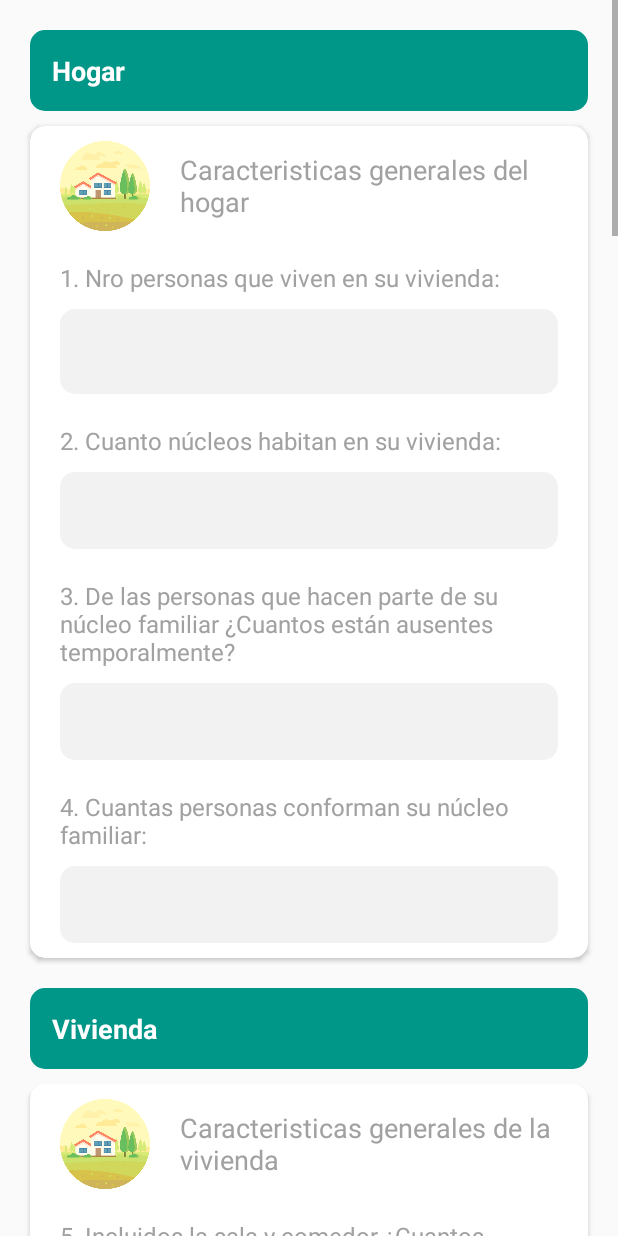
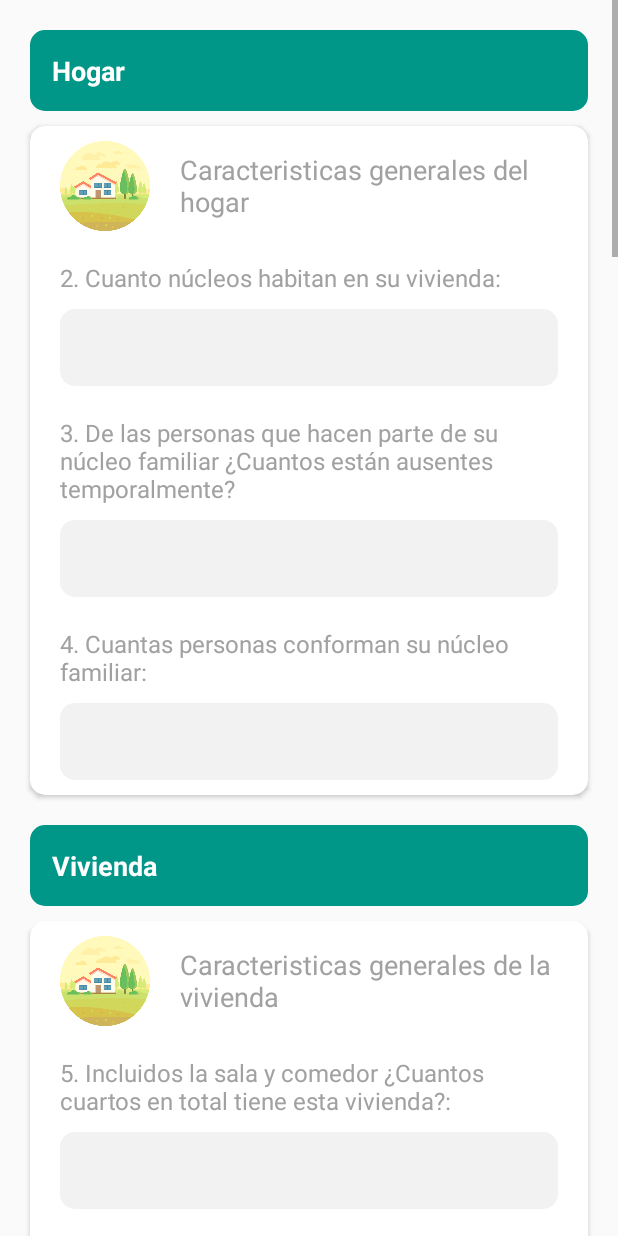
Before and after one commit to devannyApp/FASCUP_APP, an Android app: the layout activity_form_iii.xml on its own in the app's theme, with its tools: preview values and no code run, on a phone screen of 412 x 824 dp. Run offline under Robolectric (Android 15) with nearby library versions, the phone set to English and light mode, and no system bars; network calls fail.

Commit message:
04 de abril 2018 giovanny

```diff
--- a/app/build.gradle
+++ b/app/build.gradle
@@ -19,7 +19,7 @@ android {
 }
 
 dependencies {
-    implementation fileTree(dir: 'libs', include: ['*.jar'])
+    implementation fileTree(include: ['*.jar'], dir: 'libs')
     implementation 'com.android.support:appcompat-v7:26.1.0'
     implementation 'com.android.support.constraint:constraint-layout:1.0.2'
     testImplementation 'junit:junit:4.12'
--- a/app/src/main/res/layout/activity_form_iii.xml
+++ b/app/src/main/res/layout/activity_form_iii.xml
@@ -85,28 +85,6 @@
                         android:orientation="vertical">
 
                         <TextView
-                            android:id="@+id/textView3"
-                            android:layout_width="wrap_content"
-                            android:layout_height="wrap_content"
-                            android:layout_gravity="center_vertical"
-                            android:layout_marginTop="20dp"
-                            android:text="1. Nro personas que viven en su vivienda:"
-                            android:textColor="#a1a1a1"
-                            android:textSize="16sp" />
-
-                        <EditText
-                            android:id="@+id/hv_nro_habitantes_casa"
-                            android:layout_width="match_parent"
-                            android:layout_height="wrap_content"
-                            android:background="@drawable/edittextstyle"
-                            android:ems="10"
-                            android:inputType="number"
-                            android:textColor="#6b6b6b"
-                            android:textSize="20sp"
-                            android:layout_marginTop="10dp"
-                            android:visibility="visible" />
-
-                        <TextView
                             android:id="@+id/textView4"
                             android:layout_width="wrap_content"
                             android:layout_height="wrap_content"
@@ -142,12 +120,12 @@
                             android:id="@+id/hv_persona_ausentes"
                             android:layout_width="match_parent"
                             android:layout_height="wrap_content"
+                            android:layout_marginTop="10dp"
                             android:background="@drawable/edittextstyle"
                             android:ems="10"
                             android:inputType="number"
                             android:textColor="#6b6b6b"
                             android:textSize="16sp"
-                            android:layout_marginTop="10dp"
                             android:visibility="visible" />
 
                         <TextView
@@ -499,48 +477,8 @@
                         android:layout_marginLeft="20dp"
                         android:orientation="vertical">
 
-                        <!-- Pregunta 12 -->
-                        <TextView
-                            android:id="@+id/textView16"
-                            android:layout_width="wrap_content"
-                            android:layout_height="wrap_content"
-                            android:layout_gravity="center_vertical"
-                            android:layout_marginTop="20dp"
-                            android:text="12. ¿De donde toma el agua para el consumo?"
-                            android:textColor="#a1a1a1"
-                            android:textSize="16sp" />
 
-                        <Spinner
-                            android:id="@+id/idSpinnerAguaConsumo"
-                            android:layout_width="match_parent"
-                            android:layout_height="wrap_content"
-                            android:layout_marginTop="8dp"
-                            android:background="@drawable/edittextstyle"
-                            android:textColor="#6b6b6b"
-                            android:textSize="20sp" />
-
-
-                        <!-- Pregunta 13 -->
-                        <TextView
-                            android:id="@+id/textView17"
-                            android:layout_width="wrap_content"
-                            android:layout_height="wrap_content"
-                            android:layout_gravity="center_vertical"
-                            android:layout_marginTop="20dp"
-                            android:text="13. ¿Como llega el agua para el consumo?"
-                            android:textColor="#a1a1a1"
-                            android:textSize="16sp" />
-
-                        <Spinner
-                            android:id="@+id/idSpinnerLlegaAguaConsumo"
-                            android:layout_width="match_parent"
-                            android:layout_height="wrap_content"
-                            android:layout_marginTop="8dp"
-                            android:background="@drawable/edittextstyle"
-                            android:textColor="#6b6b6b"
-                            android:textSize="20sp" />
-
-                        <!-- Pregunta 14 -->
+                        <!-- Pregunta 15 -->
                         <TextView
                             android:id="@+id/textView18"
                             android:layout_width="wrap_content"
@@ -559,29 +497,6 @@
                             android:background="@drawable/edittextstyle"
                             android:textColor="#6b6b6b"
                             android:textSize="20sp" />
-
-
-                        <!-- Pregunta 15 -->
-                        <TextView
-                            android:id="@+id/textView19"
-                            android:layout_width="wrap_content"
-                            android:layout_height="wrap_content"
-                            android:layout_gravity="center_vertical"
-                            android:layout_marginTop="20dp"
-                            android:text="15. ¿Como alamcena el agua para el consumo?"
-                            android:textColor="#a1a1a1"
-                            android:textSize="16sp" />
-
-                        <Spinner
-                            android:id="@+id/idSpinnerAguaDesperdicie"
-                            android:layout_width="match_parent"
-                            android:layout_height="wrap_content"
-                            android:layout_marginTop="8dp"
-                            android:background="@drawable/edittextstyle"
-                            android:textColor="#6b6b6b"
-                            android:textSize="20sp" />
-
-
 
 
                         <!-- Pregunta 16 -->
--- a/app/src/main/res/layout/activity_form_iv.xml
+++ b/app/src/main/res/layout/activity_form_iv.xml
@@ -31,7 +31,7 @@
             android:layout_width="250sp"
             android:layout_height="wrap_content"
             android:layout_marginBottom="30dp"
-            android:layout_marginHorizontal="150sp"
+            android:layout_marginHorizontal="130sp"
             android:text="Iniciar sección"
             android:textColor="#797b7a"
             android:textSize="30sp"/>
@@ -48,7 +48,7 @@
             android:inputType="textMultiLine"
             android:textColor="#6b6b6b"
             android:textColorLink="@color/colorPrimary"
-            android:textSize="16sp"
+            android:textSize="24sp"
             android:visibility="visible" />
 
 
@@ -65,7 +65,7 @@
             android:inputType="textPassword"
             android:textColor="#6b6b6b"
             android:textColorLink="@color/colorPrimaryDark"
-            android:textSize="16sp"
+            android:textSize="24sp"
             android:visibility="visible" />
 
         <Button
```
Also changed, not shown: app/src/main/res/layout/activity_form_i.xml (+7 -5 lines), app/src/main/res/layout/activity_login.xml (+11 -8 lines), app/src/main/res/layout/activity_main.xml (+5 -5 lines), app/src/main/res/layout/loginfascup.xml (deleted, +0 -85 lines).
